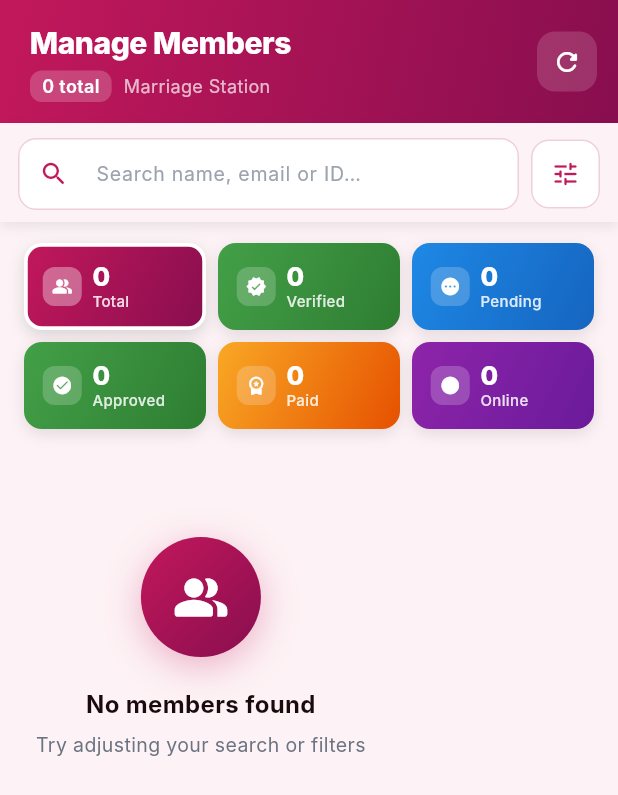
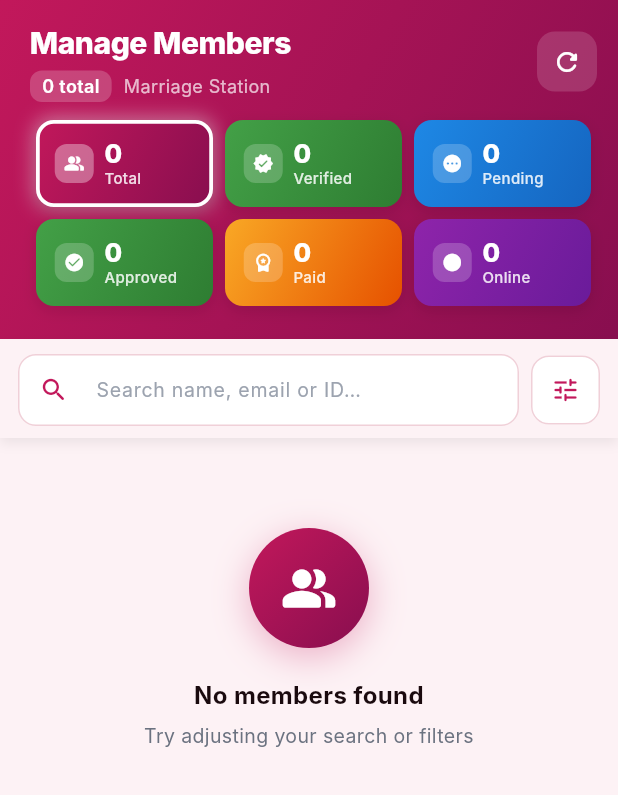
Before and after one commit to marriagestationpvtltd-lang/marriagestationadmin, a Flutter app: the UsersPage widget shown alone on an empty page, opened directly, on a phone screen of 412 x 824 dp. Shown: the top 795 px of the screen. Run offline on Flutter 3.47's test engine with Material 3 defaults, Android fonts, the phone set to English and light mode, and no system bars; our stand-ins replace audioplayers, cloud_firestore, emoji_picker_flutter, file_picker, firebase_core, firebase_storage and 5 more; missing offline and left inert: agora_rtc_engine, dart:html, dart:js, file_saver, flutter_sound; accounts and stored records are empty; network calls fail; Roboto replaces fonts that are missing (Inter); statements that could not run were skipped.

Commit message:
move stat cards (Total/Verified/Pending/Approved/Paid/Online) into header banner
Agent-Logs-Url: https://github.com/marriagestationpvtltd-lang/marriagestationadmin/sessions/958f6c60-0366-4a17-a93e-b38dad09f40b

Co-authored-by: marriagestationpvtltd-lang <254104945+marriagestationpvtltd-lang@users.noreply.github.com>

```diff
--- a/adminmrz/lib/users/userscreen.dart
+++ b/adminmrz/lib/users/userscreen.dart
@@ -245,7 +245,10 @@ class _UsersPageState extends State<UsersPage> {
                 ),
               ],
             )
-          : Row(
+          : Column(
+              crossAxisAlignment: CrossAxisAlignment.start,
+              children: [
+                Row(
                   children: [
                     // ── title + meta ──────────────────────────────────────────────
                     Expanded(
@@ -310,12 +313,16 @@ class _UsersPageState extends State<UsersPage> {
                     ),
                   ],
                 ),
+                // ── Stats grid inside header ──────────────────────────────────
+                _buildStatsGrid(provider, padding: const EdgeInsets.only(top: 12)),
+              ],
+            ),
     );
   }
 
   // ─── Stats Grid ─────────────────────────────────────────────────────────────
 
-  Widget _buildStatsGrid(UserProvider provider) {
+  Widget _buildStatsGrid(UserProvider provider, {EdgeInsets padding = const EdgeInsets.fromLTRB(12, 14, 12, 4)}) {
     final statusStats = provider.getStatusStats();
     final typeStats = provider.getUserTypeStats();
     final onlineCount = provider.allUsers.where((u) => u.isOnline == 1).length;
@@ -331,7 +338,7 @@ class _UsersPageState extends State<UsersPage> {
     ];
 
     return Padding(
-      padding: const EdgeInsets.fromLTRB(12, 14, 12, 4),
+      padding: padding,
       child: LayoutBuilder(
         builder: (context, constraints) {
           const cols = 3;
@@ -1433,9 +1440,6 @@ class _UsersPageState extends State<UsersPage> {
                     child: Column(
                       crossAxisAlignment: CrossAxisAlignment.start,
                       children: [
-                        // Stats grid
-                        _buildStatsGrid(provider),
-
                         // Select all row
                         _buildSelectAllRow(provider),
 
```
Lines whose indentation alone changed are shown as unchanged.
